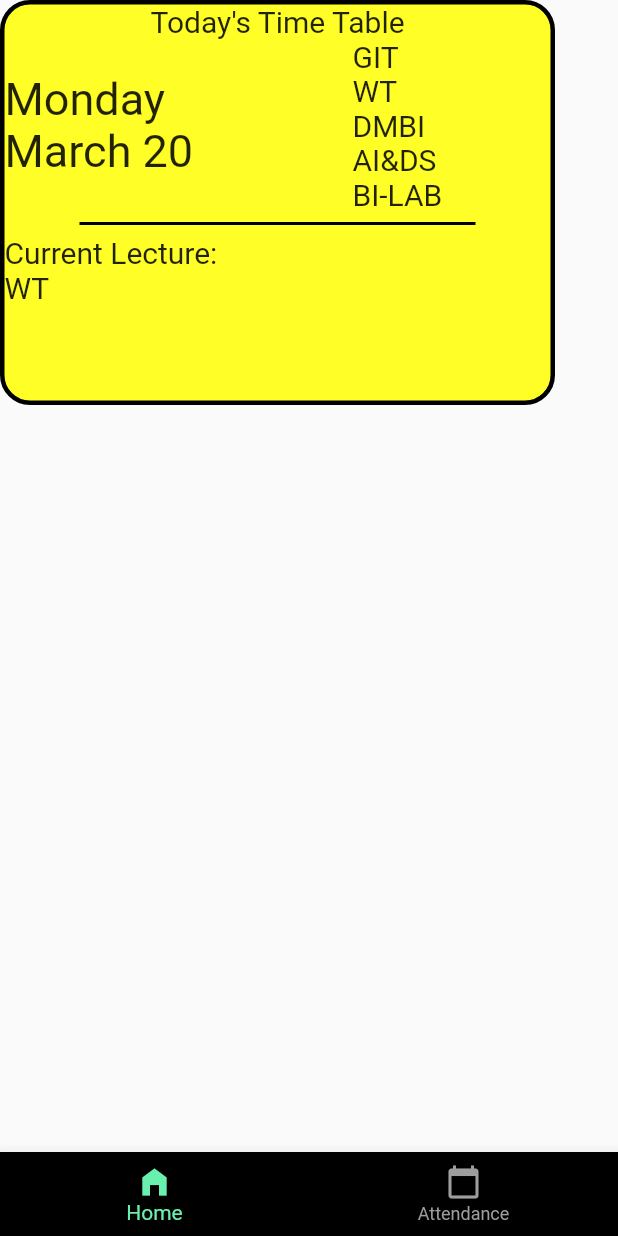
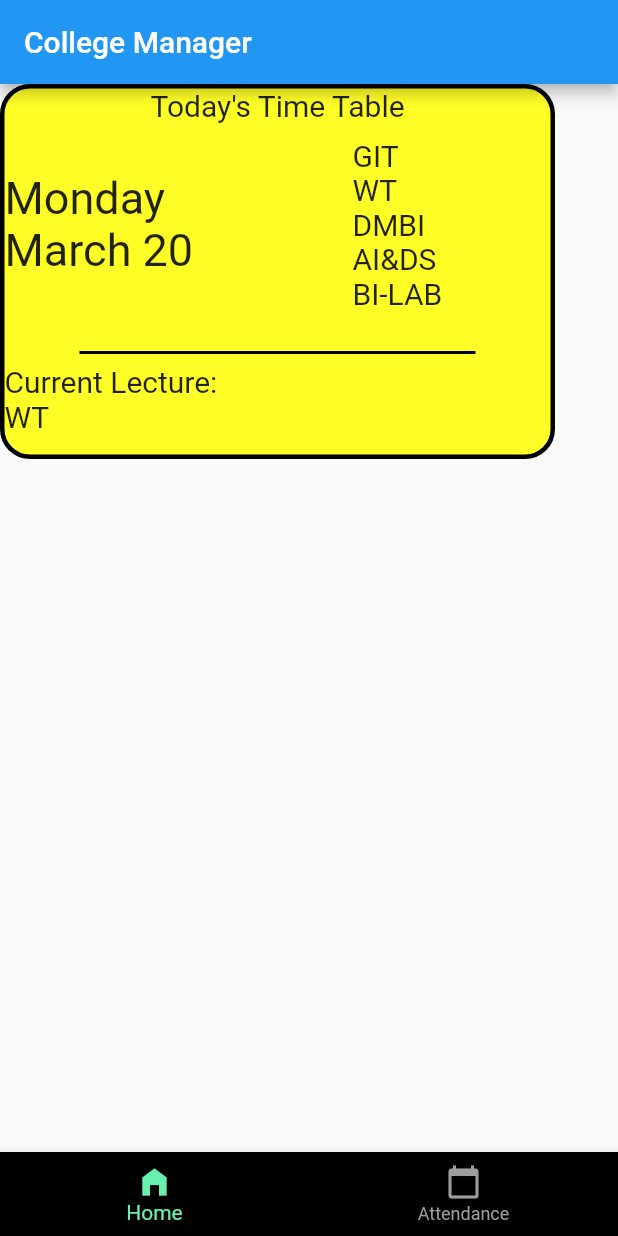
Before and after one commit to SohamDesai1/XIE-IT-HUB, a Flutter app: the screen it shows after launch, on a phone screen of 412 x 824 dp. Run offline on Flutter 3.47's test engine with Material 2 defaults, Android fonts, the phone set to English and light mode, and no system bars.

Commit message:
changed ui in tt

```diff
--- a/lib/main.dart
+++ b/lib/main.dart
@@ -2,7 +2,7 @@
 // ignore_for_file: prefer_const_literals_to_create_immutables
 import 'package:college_manager/attendance.dart';
 import 'package:college_manager/home.dart';
-import 'package:college_manager/splash.dart';
+// import 'package:college_manager/splash.dart';
 import 'package:flutter/material.dart';
 import 'package:intl/intl.dart';
 
@@ -36,6 +36,9 @@ class _MainAppState extends State<MainApp> {
       Attendance(),
     ];
     return Scaffold(
+      appBar: AppBar(
+        title: Text("College Manager"),
+      ),
       body: pages[_selectedindex],
       bottomNavigationBar: BottomNavigationBar(
         type: BottomNavigationBarType.fixed,
--- a/lib/time_table.dart
+++ b/lib/time_table.dart
@@ -25,8 +25,8 @@ class _TimeTableState extends State<TimeTable> {
   var monday = ['GIT', 'WT', 'DMBI', 'AI&DS', 'BI-LAB'];
   var tuesday = ['WEBX', 'DMBI', 'Mini Project', 'Mini Project', 'MAD-LAB'];
   var wednesday = ['AI&DS', 'WEBX', 'WT', 'GIT', 'SENSOR-LAB'];
-  var thursday = ['GIT', 'WT', 'DMBI', 'AI&DS', 'DS-LAB'];
-  var friday = ['WEB-LAB', 'WT', 'VAC', 'MENTORY', 'TPO'];
+  var thursday = ['GIT', 'DMBI', 'AI&DS', 'WT', 'DS-LAB'];
+  var friday = ['WEB-LAB', 'WEBX', 'VAC', 'MENTORY', 'TPO'];
 
   void getDay() {
     var getday = DateTime.now().weekday;
@@ -87,7 +87,7 @@ class _TimeTableState extends State<TimeTable> {
     return Scaffold(
       body: Container(
         width: 370,
-        height: 270,
+        height: 250,
         decoration: BoxDecoration(
           border: Border.all(color: Colors.black, width: 3),
           borderRadius: BorderRadius.circular(20),
@@ -108,14 +108,16 @@ class _TimeTableState extends State<TimeTable> {
                     child: Text("Today's Time Table",
                         style: TextStyle(fontSize: 20)),
                   ),
+            SizedBox(
+              height: 10,
+            ),
             Row(
               children: [
                 Expanded(
-                  child: Text(
-                    "${DateFormat.EEEE().format(DateTime.now())}\n${DateFormat.MMMMd().format(DateTime.now())}",
-                    style: TextStyle(fontSize: 30),
-                  ),
-                ),
+                    child: Text(
+                  "${DateFormat.EEEE().format(DateTime.now())}\n${DateFormat.MMMMd().format(DateTime.now())}",
+                  style: TextStyle(fontSize: 30),
+                )),
                 Expanded(
                   child: ListView.builder(
                     shrinkWrap: true,
@@ -134,6 +136,9 @@ class _TimeTableState extends State<TimeTable> {
                   ),
                 ),
               ],
+            ),
+            SizedBox(
+              height: 20,
             ),
             Divider(
               color: Colors.black,
--- a/pubspec.yaml
+++ b/pubspec.yaml
@@ -12,6 +12,7 @@ dependencies:
   animated_splash_screen: ^1.3.0
   page_transition: ^2.0.1-nullsafety.0
   intl: ^0.18.0
+  shared_preferences: ^2.0.18
 
 dev_dependencies:
   flutter_test:
```
Also changed, not shown: pubspec.lock.
